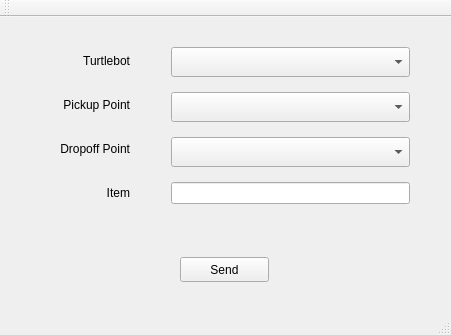
Qt form turtlebutler/rqt_turtlebutler/src/rqt_turtlebutler/TurtleButler.ui (carpe-noctem-cassel/teamwork-transportsystem) before a commit.
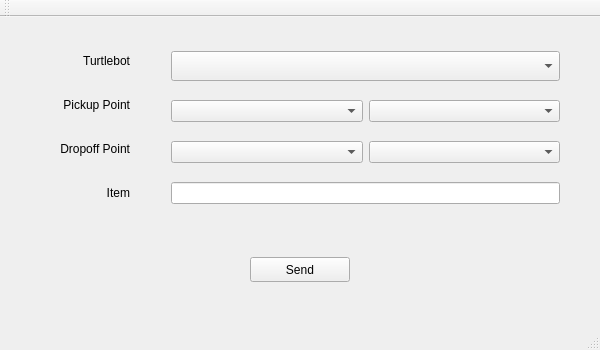
The same form after that commit.

Commit message: updated the ui with the points

```diff
--- a/turtlebutler/rqt_turtlebutler/src/rqt_turtlebutler/TurtleButler.ui
+++ b/turtlebutler/rqt_turtlebutler/src/rqt_turtlebutler/TurtleButler.ui
@@ -6,8 +6,8 @@
    <rect>
     <x>0</x>
     <y>0</y>
-    <width>451</width>
-    <height>335</height>
+    <width>600</width>
+    <height>350</height>
    </rect>
   </property>
   <property name="windowTitle">
@@ -17,9 +17,9 @@
    <widget class="QPushButton" name="sendButton">
     <property name="geometry">
      <rect>
-      <x>180</x>
+      <x>250</x>
       <y>240</y>
-      <width>89</width>
+      <width>100</width>
       <height>25</height>
      </rect>
     </property>
@@ -32,12 +32,14 @@
      <rect>
       <x>160</x>
       <y>10</y>
-      <width>261</width>
+      <width>411</width>
       <height>201</height>
      </rect>
     </property>
     <layout class="QVBoxLayout" name="verticalLayout_right">
      <item>
+      <layout class="QHBoxLayout" name="horizontalLayout">
+       <item>
       <widget class="QComboBox" name="turtlebot_comboBox">
        <property name="maximumSize">
         <size>
@@ -47,6 +49,10 @@
        </property>
       </widget>
      </item>
+      </layout>
+     </item>
+     <item>
+      <layout class="QHBoxLayout" name="horizontalLayout_2">
      <item>
       <widget class="QComboBox" name="pickup_comboBox">
        <property name="maximumSize">
@@ -58,6 +64,13 @@
       </widget>
      </item>
      <item>
+        <widget class="QComboBox" name="pickup_position_comboBox"/>
+       </item>
+      </layout>
+     </item>
+     <item>
+      <layout class="QHBoxLayout" name="horizontalLayout_3">
+       <item>
       <widget class="QComboBox" name="dropoff_comboBox">
        <property name="maximumSize">
         <size>
@@ -68,9 +81,18 @@
       </widget>
      </item>
      <item>
+        <widget class="QComboBox" name="dropoff_position_comboBox"/>
+       </item>
+      </layout>
+     </item>
+     <item>
+      <layout class="QHBoxLayout" name="horizontalLayout_4">
+       <item>
       <widget class="QLineEdit" name="itemEdit"/>
      </item>
     </layout>
+     </item>
+    </layout>
    </widget>
    <widget class="QWidget" name="verticalLayoutWidget_2">
     <property name="geometry">
```
Left out of the diff: 2 changed lines with no effect on the pictures. Lines whose indentation alone changed are shown as unchanged. The commit also changes 3 other files.
